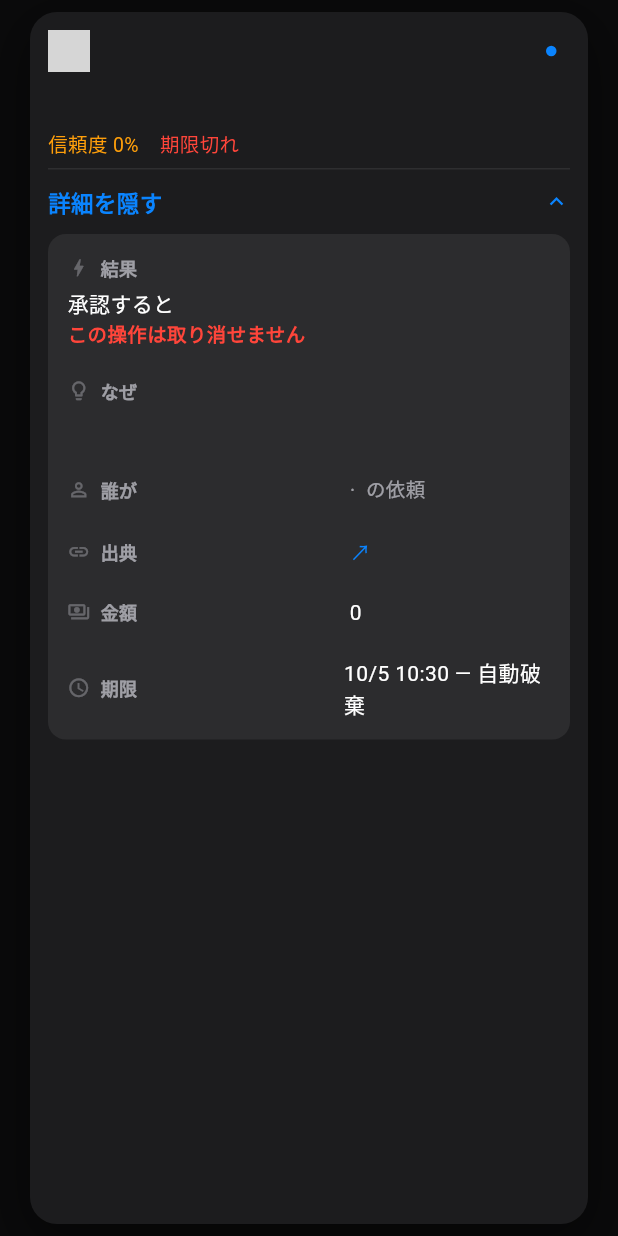
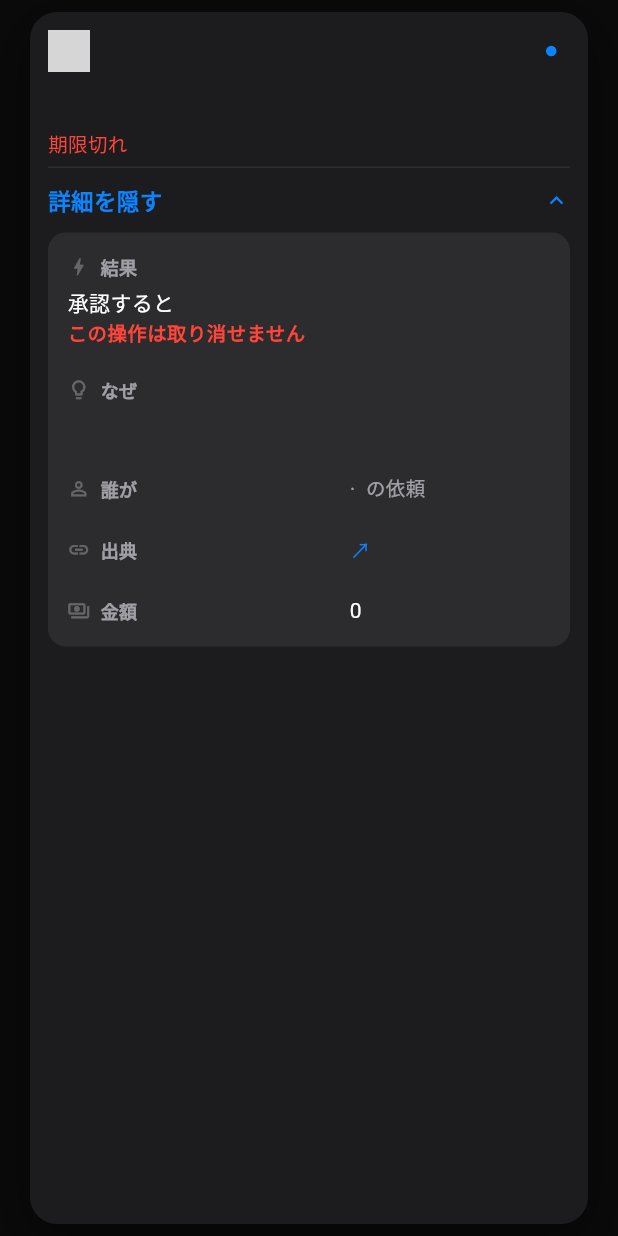
Before and after one commit to kasi-x/agentdesk-mobile, a Flutter app: the TaskCardView widget shown alone on an empty page, opened directly with empty values, after a tap on "詳細を見る", on a phone screen of 412 x 824 dp. Run offline on Flutter 3.47's test engine with Material 3 defaults, Android fonts, the phone set to English and light mode, and no system bars; our stand-ins replace flutter_card_swiper, shared_preferences; missing offline and left inert: a2ui_core, genui; accounts and stored records are empty; network calls fail; grey boxes are pictures that could not be loaded.

Commit message:
feat(ui): no double display — confidence removed, deadline in one place
User: 「信頼度も不要だし、情報を2重に表示しないで」.

Web + Flutter:
- 信頼度 removed from the card front entirely (user decision — the
  meta line now carries only the urgent countdown).
- Deadline dedupe: while the front shows the urgent countdown, the
  詳細 期限 row hides; once the front one clears, 詳細 shows the full
  deadline. The deadline is displayed in exactly one place at any time.
- Day timeline: the boundary tick row is gone — both boundary times
  already ride the slot labels (14:00 – 15:00 / 16:30 – 17:30); showing
  them a third time was noise.
- confidenceClass() retired (unused).

flutter analyze 0 issues; 28 tests passed (assertions updated).

```diff
--- a/mobile/lib/ui/widgets/task_card_view.dart
+++ b/mobile/lib/ui/widgets/task_card_view.dart
@@ -47,6 +47,12 @@ class _TaskCardViewState extends State<TaskCardView> {
   late final List<CardComponent> _frontComponents = task.bodyComponents
       .where((c) => !_movedTexts.contains(c))
       .toList();
+
+  bool get _deadlineUrgent {
+    if (task.expiresAt == null) return false;
+    final remaining = task.expiresAt!.difference(DateTime.now());
+    return remaining.inSeconds <= 0 || remaining <= const Duration(minutes: 5);
+  }
 
   bool get _hasDetails {
     final ctx = task.context;
@@ -180,52 +186,24 @@ class _TaskCardViewState extends State<TaskCardView> {
     );
   }
 
-  /// Quiet meta: 信頼度 · deadline. Urgency color only when it matters.
+  /// Meta: ONLY the urgent countdown (<=5m / past). 信頼度 is gone
+  /// (user decision); the full deadline lives in 詳細 — one place, never two.
   Widget _metaLine() {
-    if (task.confidence == 0 && task.expiresAt == null) {
-      return const SizedBox.shrink();
-    }
-    final pct = (task.confidence * 100).round();
-    final items = <Widget>[
-      Text(
-        '信頼度 $pct%',
-        style: TextStyle(
-          fontSize: 13,
-          fontFeatures: const [FontFeature.tabularFigures()],
-          color: task.confidence < 0.6 ? PopColors.orange : PopColors.text2,
-        ),
-      ),
-    ];
-    // deadline surfaces on the front only when it is close; the full
-    // deadline lives in 詳細 (P8: the front carries the decision).
-    if (task.expiresAt != null) {
+    if (task.expiresAt == null) return const SizedBox.shrink();
     final remaining = task.expiresAt!.difference(DateTime.now());
     final urgent =
         remaining.inSeconds <= 0 || remaining <= const Duration(minutes: 5);
-      final soon = !urgent && remaining <= const Duration(minutes: 30);
-      if (urgent || soon) {
+    if (!urgent) return const SizedBox.shrink();
     final when = remaining.inSeconds <= 0
         ? '期限切れ'
         : '残り ${_formatRemaining(remaining)}';
-        items.add(
-          Text(
+    return Text(
       when,
-            style: TextStyle(
+      style: const TextStyle(
         fontSize: 13,
-              fontFeatures: const [FontFeature.tabularFigures()],
-              color: urgent ? PopColors.red : PopColors.orange,
+        fontFeatures: [FontFeature.tabularFigures()],
+        color: PopColors.red,
       ),
-          ),
-        );
-      }
-    }
-    return Row(
-      children: [
-        for (var i = 0; i < items.length; i++) ...[
-          if (i > 0) const SizedBox(width: 14),
-          items[i],
-        ],
-      ],
     );
   }
 
@@ -289,6 +267,7 @@ class _TaskCardViewState extends State<TaskCardView> {
                           task: task,
                           movedTexts: _movedTexts,
                           onInspect: widget.onInspect,
+                          deadlineUrgent: _deadlineUrgent,
                         ),
                   )
                 : const SizedBox(width: double.infinity),
@@ -368,11 +347,13 @@ class _DetailsPanel extends StatelessWidget {
   final TaskCard task;
   final List<CardComponent> movedTexts;
   final VoidCallback? onInspect;
+  final bool deadlineUrgent;
 
   const _DetailsPanel({
     required this.task,
     this.movedTexts = const [],
     this.onInspect,
+    this.deadlineUrgent = false,
   });
 
   @override
@@ -519,7 +500,9 @@ class _DetailsPanel extends StatelessWidget {
                   ),
               ],
             )),
-          if (task.expiresAt != null)
+          // 期限: shown here ONLY while the front shows no urgent
+          // countdown — the deadline lives in exactly one place.
+          if (task.expiresAt != null && !deadlineUrgent)
             _rowInline(Icons.schedule, '期限', Text(
                 '${_formatDeadline(task.expiresAt!)} — ${_verb(task.onExpire)}',
                 style: const TextStyle(
```
Also changed, not shown: mobile/lib/ui/widgets/diff_box.dart (+0 -41 lines), 3 other files. Lines whose indentation alone changed are shown as unchanged.
